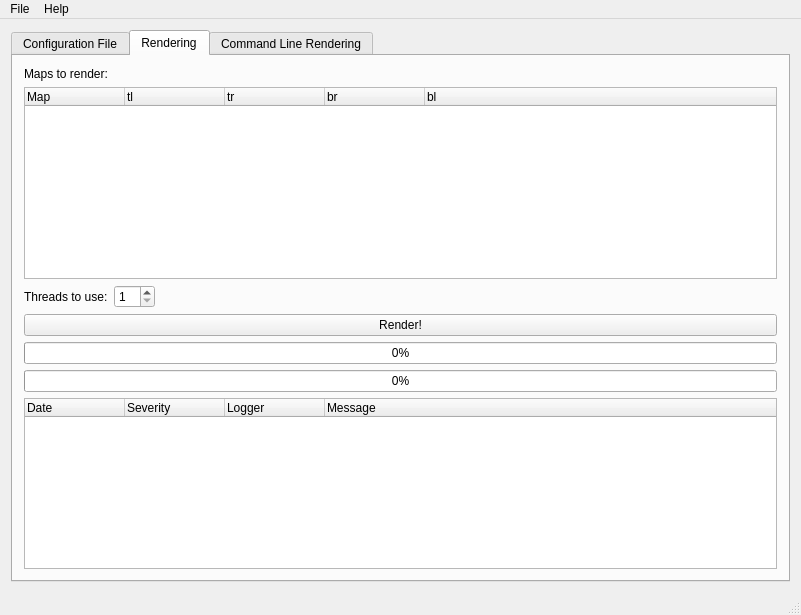
Old version of the form mainwindow.ui in the repository mapcrafter/mapcrafter-gui.
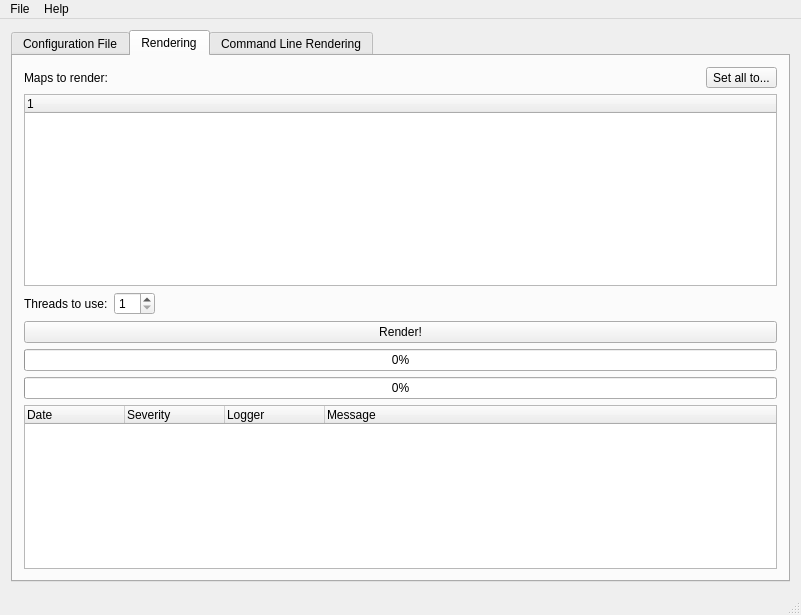
New version of the form. The open tabs and pages were chosen to show the change. Custom widgets are drawn as their Qt base class.

What changed in the file:
```diff
--- a/mainwindow.ui
+++ b/mainwindow.ui
@@ -74,11 +74,35 @@
        </attribute>
        <layout class="QVBoxLayout" name="verticalLayout_7">
         <item>
-         <widget class="QLabel" name="labelRenderBehaviors">
-          <property name="text">
-           <string>Maps to render:</string>
-          </property>
-         </widget>
+         <layout class="QHBoxLayout" name="horizontalLayout_4">
+          <item>
+           <widget class="QLabel" name="labelRenderBehaviors">
+            <property name="text">
+             <string>Maps to render:</string>
+            </property>
+           </widget>
+          </item>
+          <item>
+           <spacer name="horizontalSpacer_3">
+            <property name="orientation">
+             <enum>Qt::Horizontal</enum>
+            </property>
+            <property name="sizeHint" stdset="0">
+             <size>
+              <width>40</width>
+              <height>20</height>
+             </size>
+            </property>
+           </spacer>
+          </item>
+          <item>
+           <widget class="QToolButton" name="buttonSetAllRenderBehaviorsTo">
+            <property name="text">
+             <string>Set all to...</string>
+            </property>
+           </widget>
+          </item>
+         </layout>
         </item>
         <item>
          <widget class="MapSelectionWidget" name="inputRenderBehaviors">
@@ -88,31 +112,6 @@
             <verstretch>0</verstretch>
            </sizepolicy>
           </property>
-          <column>
-           <property name="text">
-            <string>Map</string>
-           </property>
-          </column>
-          <column>
-           <property name="text">
-            <string>tl</string>
-           </property>
-          </column>
-          <column>
-           <property name="text">
-            <string>tr</string>
-           </property>
-          </column>
-          <column>
-           <property name="text">
-            <string>br</string>
-           </property>
-          </column>
-          <column>
-           <property name="text">
-            <string>bl</string>
-           </property>
-          </column>
          </widget>
         </item>
         <item>
```
Left out of the diff: 10 changed lines with no effect on the pictures.
